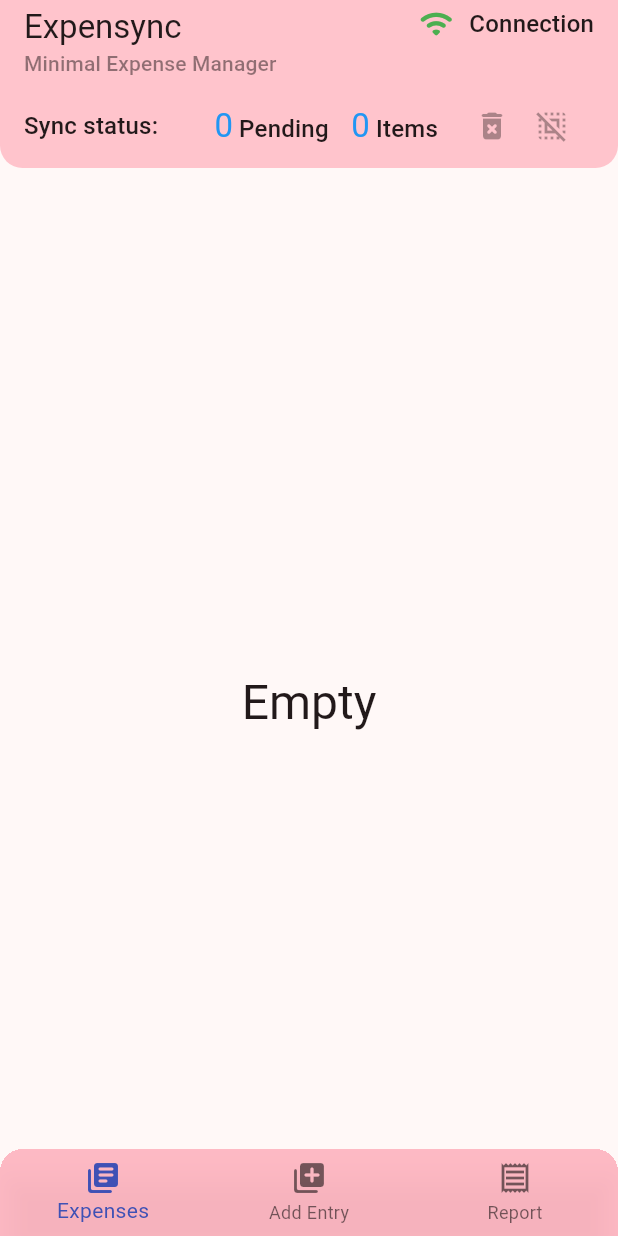
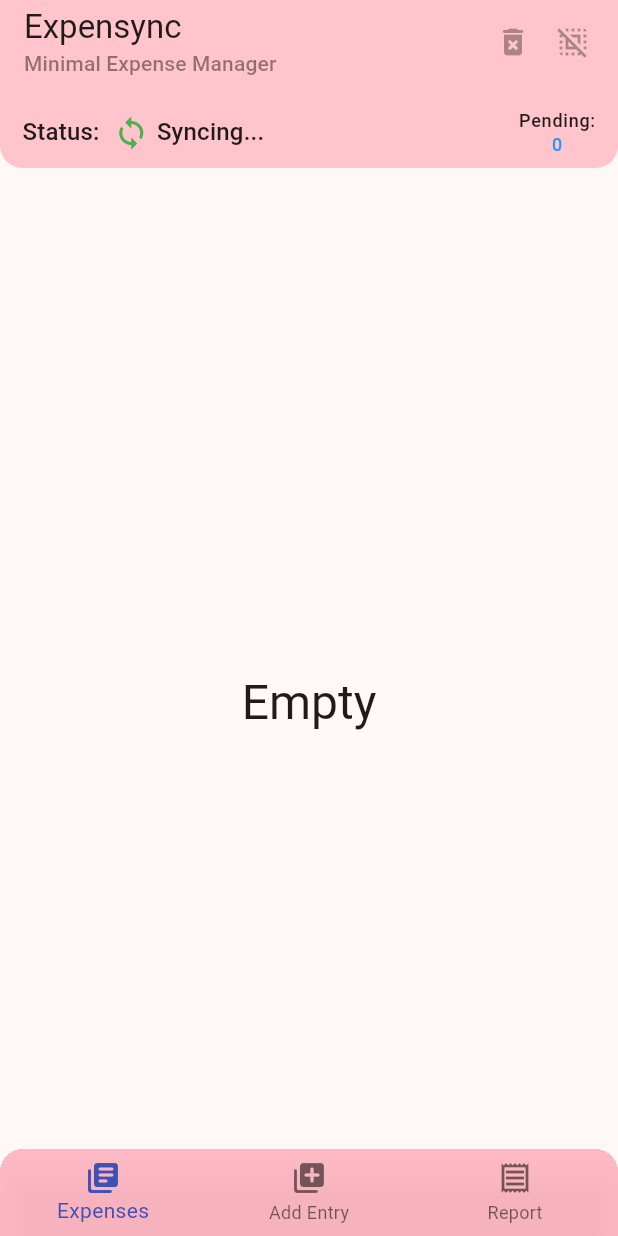
Before and after one commit to metaspook/expensync, a Flutter app: the screen it shows after launch, on a phone screen of 412 x 824 dp. Run offline on Flutter 3.47's test engine with Material 3 defaults, Android fonts, the phone set to English and light mode, and no system bars; our stand-ins replace appwrite, bloc, connectivity_plus, equatable, flutter_bloc, hydrated_bloc; generated files the repository leaves out were written again.

Commit message:
add sync ui

```diff
--- a/lib/app/app.dart
+++ b/lib/app/app.dart
@@ -1 +1,3 @@
-export 'view/app.dart';
+export 'cubits/app_cubit.dart';
+export 'cubits/connectivity/connectivity_cubit.dart';
+export 'view/app_view.dart';
--- /dev/null
+++ b/lib/app/cubits/app_cubit.dart
@@ -0,0 +1,101 @@
+import 'dart:async';
+
+// import 'package:connectivator/connectivator.dart';
+import 'package:equatable/equatable.dart';
+import 'package:hydrated_bloc/hydrated_bloc.dart';
+
+part 'app_state.dart';
+
+class AppCubit extends HydratedCubit<AppState> {
+  AppCubit()
+      :
+        // _connectivator = Connectivator(),
+        super(const AppState()) {
+    //-- Initialize Connectivity.
+    // _connectivitySubscription =
+    //     _connectivator.onConnected().listen((record) async {
+    //   final (statusMsg, online) = record;
+    //   emit(state.copyWith(statusMsg: statusMsg, online: online));
+    // });
+    //-- Initialize Authentication.
+    // _userSubscription = appUserRepo.currentUserStream.listen((record) async {
+    //   final (errorMsg, appUser) = record;
+
+    //   if (appUser.isAuthenticated) {
+    //     // Update user installationId.
+    //     String? errorMsgUpdate;
+    //     if (state.installationId != appUser.installationId) {
+    //       final userObj = {
+    //         'installationId': state.installationId,
+    //         'updatedAt': timestampStr(),
+    //       };
+    //       // Update user on database.
+    //       errorMsgUpdate = await appUserRepo.update(appUser.id, value: userObj);
+    //     }
+    //     errorMsgUpdate == null
+    //         ? emit(state.authenticated(appUser))
+    //         : emit(state.unauthenticated(errorMsgUpdate));
+    //   } else {
+    //     emit(state.unauthenticated(errorMsg));
+    //   }
+    // });
+  }
+
+  // bool _connected = false;
+  // final Connectivator _connectivator;
+  // late final StreamSubscription<(String?, bool)> _connectivitySubscription;
+  // late final StreamSubscription<(String?, AppUser)> _userSubscription;
+
+  Future<void> onConnection({required bool online}) async {
+    emit(state.copyWith(online: online));
+
+    // Do Pending tasks
+    if (online && state.tasks.isNotEmpty) {
+      print(state.tasks);
+      final newTasks = [...state.tasks];
+      for (final task in state.tasks) {
+        await task().then((_) => print('DONE 1'));
+        print('DONE 2');
+        newTasks.remove(task);
+      }
+      emit(state.copyWith(tasks: newTasks));
+    }
+  }
+
+  Future<void> doTask(Task task) async {
+    print('ONLINE ${state.tasks}');
+    !state.online && !state.tasks.contains(task)
+        ? emit(state.copyWith(tasks: [...state.tasks, task]))
+        : await task();
+  }
+
+  // void addTask(Task task) {
+  //   final newTasks = [...state.tasks, task];
+  //   emit(state.copyWith(tasks: newTasks));
+  // }
+
+  void onGetStarted() {
+    emit(state.copyWith(firstLaunch: false));
+  }
+
+  void onNavDestinationSelected(int index) {
+    emit(state.copyWith(navIndex: index));
+  }
+
+  void changeLanguage(AppLanguage language) {
+    emit(state.copyWith(language: language));
+  }
+
+  @override
+  AppState? fromJson(Map<String, dynamic> json) => AppState.fromJson(json);
+
+  @override
+  Map<String, dynamic>? toJson(AppState state) => state.toJson();
+
+  @override
+  Future<void> close() {
+    // _userSubscription.cancel();
+    // _connectivitySubscription.cancel();
+    return super.close();
+  }
+}
--- /dev/null
+++ b/lib/app/cubits/app_state.dart
@@ -0,0 +1,115 @@
+part of 'app_cubit.dart';
+
+enum AppStatus {
+  // initial,
+  loggedIn,
+  loggedOut;
+  // authenticated,
+  // unauthenticated;
+
+  bool get isLoggedIn => this == AppStatus.loggedIn;
+}
+
+enum AppLanguage {
+  auto('Auto'),
+  arabic('عربي'),
+  english('English');
+
+  const AppLanguage(this.title);
+  final String title;
+}
+
+typedef Task = Future<Object?> Function();
+
+final class AppState extends Equatable {
+  const AppState({
+    // required this.installationId,
+    this.status = AppStatus.loggedOut,
+    this.statusMsg,
+    this.language = AppLanguage.auto,
+    // this.user = AppUser.unauthenticated,
+    this.online = false,
+    this.firstLaunch = true,
+    this.navIndex = 0,
+    this.tasks = const [],
+  });
+
+  // const AppState.authenticated(AppUser user)
+  //     : this._(status: AppStatus.authenticated, user: user);
+  // const AppState.unauthenticated() : this._();
+
+  factory AppState.fromJson(Map<String, dynamic> json) {
+    // final userJson =
+    //     Map.castFrom<dynamic, dynamic, String, dynamic>(json['user'] as Map);
+    return AppState(
+      // installationId: json['installationId'] as String,
+      // user: AppUser.fromJson(json['user'] as Map<String, dynamic>),
+      language: AppLanguage.values.byName(json['language'] as String),
+      firstLaunch: json['firstLaunch'] as bool,
+    );
+  }
+
+  // final String installationId;
+  final AppStatus status;
+  final String? statusMsg;
+  final AppLanguage language;
+  // final AppUser user;
+  final bool online;
+  final bool firstLaunch;
+  final int navIndex;
+  final List<Task> tasks;
+
+  Map<String, dynamic> toJson() => <String, dynamic>{
+        // 'installationId': installationId,
+        // 'user': user.toJson(),
+        'language': language.name,
+        'firstLaunch': firstLaunch,
+      };
+
+  AppState copyWith({
+    String? installationId,
+    AppStatus? status,
+    AppLanguage? language,
+    String? statusMsg,
+    // AppUser? user,
+    bool? online,
+    bool? firstLaunch,
+    int? navIndex,
+    List<Task>? tasks,
+  }) =>
+      AppState(
+        // installationId: installationId ?? this.installationId,
+        status: status ?? this.status,
+        language: language ?? this.language,
+        statusMsg: this.statusMsg,
+        // user: user ?? this.user,
+        online: online ?? this.online,
+        firstLaunch: firstLaunch ?? this.firstLaunch,
+        navIndex: navIndex ?? this.navIndex,
+        tasks: tasks ?? this.tasks,
+      );
+
+  // Pre-defined state clones.
+  // AppState authenticated(AppUser? user) => copyWith(
+  //       status: AppStatus.loggedIn,
+  //       user: user,
+  //     );
+  // AppState unauthenticated(String? statusMsg) => copyWith(
+  //       status: AppStatus.loggedOut,
+  //       user: AppUser.unauthenticated,
+  //       statusMsg: statusMsg,
+  //     );
+
+  @override
+  List<Object?> get props => [
+        // installationId,
+        status,
+        language,
+        statusMsg,
+        // user,
+        online,
+        firstLaunch,
+        navIndex,
+        tasks,
+      ];
+}
--- /dev/null
+++ b/lib/app/cubits/connectivity/connectivity_cubit.dart
@@ -0,0 +1,42 @@
+import 'dart:async';
+
+import 'package:bloc/bloc.dart';
+import 'package:connectivity_plus/connectivity_plus.dart';
+import 'package:equatable/equatable.dart';
+
+part 'connectivity_state.dart';
+
+class ConnectivityCubit extends Cubit<ConnectivityState> {
+  ConnectivityCubit({required Connectivity connectivityRepo})
+      : super(const ConnectivityState()) {
+    // Listen to connectivity changes
+    print('KIRRWE');
+    _connectivitySubscription =
+        connectivityRepo.onConnectivityChanged.listen((results) {
+      print(results);
+      final connected = results.contains(ConnectivityResult.mobile) ||
+          results.contains(ConnectivityResult.wifi) ||
+          results.contains(ConnectivityResult.ethernet);
+
+      emit(
+        connected
+            ? state.copyWith(
+                status: ConnectivityStatus.connected,
+                statusMsg: 'Internet is connected!',
+              )
+            : state.copyWith(
+                status: ConnectivityStatus.disconnected,
+                statusMsg: 'Internet is disconnected!',
+              ),
+      );
+    });
+  }
+
+  StreamSubscription<List<ConnectivityResult>>? _connectivitySubscription;
+
+  @override
+  Future<void> close() {
+    _connectivitySubscription?.cancel();
+    return super.close();
+  }
+}
--- /dev/null
+++ b/lib/app/cubits/connectivity/connectivity_state.dart
@@ -0,0 +1,25 @@
+part of 'connectivity_cubit.dart';
+
+enum ConnectivityStatus { connected, disconnected, unknown }
+
+class ConnectivityState extends Equatable {
+  const ConnectivityState({
+    this.status = ConnectivityStatus.unknown,
+    this.statusMsg,
+  });
+  final ConnectivityStatus status;
+  final String? statusMsg;
+
+  ConnectivityState copyWith({
+    ConnectivityStatus? status,
+    String? statusMsg,
+  }) {
+    return ConnectivityState(
+      status: status ?? this.status,
+      statusMsg: statusMsg ?? this.statusMsg,
+    );
+  }
+
+  @override
+  List<Object?> get props => [status, statusMsg];
+}
--- a/lib/app/view/app.dart
+++ /dev/null
@@ -1,42 +0,0 @@
-import 'package:expensync/l10n/l10n.dart';
-import 'package:expensync/modules/home/home.dart';
-import 'package:flutter/material.dart';
-
-class App extends StatelessWidget {
-  const App({super.key});
-
-  @override
-  Widget build(BuildContext context) {
-    final theme = ThemeData(
-      useMaterial3: true,
-      colorScheme: ColorScheme.fromSeed(
-        seedColor: Colors.pink,
-        primary: Colors.indigo,
-      ),
-    );
-    return MaterialApp(
-      debugShowCheckedModeBanner: false,
-      theme: theme.copyWith(
-        appBarTheme: AppBarTheme(
-          backgroundColor: theme.colorScheme.inversePrimary.withOpacity(.75),
-          shape: const RoundedRectangleBorder(
-            borderRadius: BorderRadius.only(
-              bottomLeft: Radius.circular(15),
-              bottomRight: Radius.circular(15),
-            ),
-          ),
-        ),
-      ),
-
-      // ThemeData(
-      //   appBarTheme: AppBarTheme(
-      //     backgroundColor: Theme.of(context).colorScheme.inversePrimary,
-      //   ),
-      //   useMaterial3: true,
-      // ),
-      localizationsDelegates: AppLocalizations.localizationsDelegates,
-      supportedLocales: AppLocalizations.supportedLocales,
-      home: const HomePage(),
-    );
-  }
-}
--- /dev/null
+++ b/lib/app/view/app_view.dart
@@ -0,0 +1,64 @@
+import 'package:connectivity_plus/connectivity_plus.dart';
+import 'package:expensync/app/app.dart';
+import 'package:expensync/l10n/l10n.dart';
+import 'package:expensync/modules/home/home.dart';
+import 'package:flutter/material.dart';
+import 'package:flutter_bloc/flutter_bloc.dart';
+
+class AppView extends StatelessWidget {
+  const AppView({super.key});
+
+  @override
+  Widget build(BuildContext context) {
+    final cubit = context.read<AppCubit>();
+    final theme = ThemeData(
+      useMaterial3: true,
+      colorScheme: ColorScheme.fromSeed(
+        seedColor: Colors.pink,
+        primary: Colors.indigo,
+      ),
+    );
+    return BlocListener<ConnectivityCubit, ConnectivityState>(
+      listenWhen: (previous, current) => previous.status != current.status,
+      listener: (context, state) => cubit.onConnection(
+        online: state.status == ConnectivityStatus.connected,
+      ),
+      child: MaterialApp(
+        debugShowCheckedModeBanner: false,
+        localizationsDelegates: AppLocalizations.localizationsDelegates,
+        supportedLocales: AppLocalizations.supportedLocales,
+        home: const HomePage(),
+        theme: theme.copyWith(
+          appBarTheme: AppBarTheme(
+            backgroundColor: theme.colorScheme.inversePrimary.withOpacity(.75),
+            shape: const RoundedRectangleBorder(
+              borderRadius: BorderRadius.only(
+                bottomLeft: Radius.circular(15),
+                bottomRight: Radius.circular(15),
+              ),
+            ),
+          ),
+        ),
+      ),
+    );
+  }
+}
+
+// Provide app-wide blocs and repositories from here.
+class App extends StatelessWidget {
+  const App({super.key});
+
+  @override
+  Widget build(BuildContext context) {
+    return MultiBlocProvider(
+      providers: [
+        BlocProvider(create: (context) => AppCubit()),
+        BlocProvider(
+          create: (context) =>
+              ConnectivityCubit(connectivityRepo: Connectivity()),
+        ),
+      ],
+      child: const AppView(),
+    );
+  }
+}
--- a/lib/modules/home/view/home_view.dart
+++ b/lib/modules/home/view/home_view.dart
@@ -1,3 +1,4 @@
+import 'package:expensync/app/app.dart';
 import 'package:expensync/modules/home/home.dart';
 import 'package:flutter/material.dart';
 import 'package:flutter_bloc/flutter_bloc.dart';
@@ -19,10 +20,36 @@ class HomeView extends StatelessWidget {
       body: NestedScrollView(
         floatHeaderSlivers: true,
         headerSliverBuilder: (context, innerBoxIsScrolled) => [
-          SliverAppBar(
+          BlocSelector<HomeCubit, HomeState, int>(
+            selector: (state) => state.tabIndex,
+            builder: (context, tabIndex) {
+              return SliverAppBar(
                 pinned: true,
                 floating: true,
                 snap: true,
+                actions: [
+                  if (tabIndex == 0)
+                    Row(
+                      mainAxisSize: MainAxisSize.min,
+                      children: [
+                        IconButton(
+                          visualDensity: VisualDensity.compact,
+                          onPressed: selectionEnabled
+                              ? expensesCubit.removeAllSelectedExpense
+                              : null,
+                          icon: const Icon(Icons.delete_forever_rounded),
+                        ),
+                        IconButton(
+                          visualDensity: VisualDensity.compact,
+                          onPressed: selectionEnabled
+                              ? expensesCubit.deselectAll
+                              : null,
+                          icon: const Icon(Icons.deselect),
+                        ),
+                        const SizedBox(width: 10),
+                      ],
+                    ),
+                ],
                 title: Row(
                   mainAxisAlignment: MainAxisAlignment.spaceBetween,
                   crossAxisAlignment: CrossAxisAlignment.start,
@@ -43,91 +70,58 @@ class HomeView extends StatelessWidget {
                         ),
                       ],
                     ),
-                Row(
-                  children: [
-                    // if (online)
-                    const Icon(
-                      Icons.wifi_rounded,
-                      color: Colors.green,
-                    ),
-                    // else
-                    // Icon(
-                    //   Icons.wifi_off_rounded,
-                    //   color: Colors.red,
-                    // ),
-                    const SizedBox(width: 10),
-                    Text(
-                      'Connection',
-                      style: themeData.textTheme.titleMedium,
-                    ),
-                  ],
-                ),
                   ],
                 ),
                 bottom: PreferredSize(
                   preferredSize: const Size.fromHeight(kToolbarHeight),
-              child: ListTile(
-                trailing: Row(
-                  mainAxisSize: MainAxisSize.min,
-                  children: [
-                    IconButton(
-                      visualDensity: VisualDensity.compact,
-                      onPressed: selectionEnabled
-                          ? expensesCubit.removeAllSelectedExpense
-                          : null,
-                      icon: const Icon(Icons.delete_forever_rounded),
+                  child: Padding(
+                    padding: const EdgeInsets.symmetric(
+                      horizontal: 15,
+                      vertical: 7.5,
                     ),
-                    IconButton(
-                      visualDensity: VisualDensity.compact,
-                      onPressed:
-                          selectionEnabled ? expensesCubit.deselectAll : null,
-                      icon: const Icon(Icons.deselect),
-                    ),
-                  ],
-                ),
-                title: Row(
+                    child: Row(
                       mainAxisAlignment: MainAxisAlignment.spaceBetween,
                       children: [
                         Text(
-                      'Sync status: ',
+                          'Status: ',
                           style: themeData.textTheme.titleMedium,
                         ),
-                    Row(
+                        const SizedBox(width: 5),
+                        BlocSelector<AppCubit, AppState, bool>(
+                          selector: (state) => state.online,
+                          builder: (context, online) {
+                            return Row(
                               children: [
-                        Text.rich(
-                          style: themeData.textTheme.titleLarge
-                              ?.copyWith(color: Colors.blue),
-                          TextSpan(
-                            text: '0',
-                            children: [
-                              TextSpan(
-                                text: ' Pending',
-                                style:
-                                    themeData.textTheme.titleMedium?.copyWith(
-                                  color: themeData.textTheme.titleMedium?.color,
+                                if (online)
+                                  const Icon(
+                                    Icons.sync_outlined,
+                                    color: Colors.green,
+                                  )
+                                else
+                                  const Icon(
+                                    Icons.sync_problem_rounded,
+                                    color: Colors.red,
                                   ),
-                                children: const [],
+                                const SizedBox(width: 5),
+                                Text(
+                                  'Syncing...',
+                                  style: themeData.textTheme.titleMedium,
                                 ),
                               ],
+                            );
+                          },
                         ),
+                        const Spacer(),
+                        Column(
+                          children: [
+                            Text(
+                              'Pending:',
+                              style: themeData.textTheme.labelMedium,
                             ),
-                        const SizedBox(width: 15),
-                        Text.rich(
-                          style: themeData.textTheme.titleLarge
+                            Text(
+                              '0',
+                              style: themeData.textTheme.labelMedium
                                   ?.copyWith(color: Colors.blue),
-                          TextSpan(
-                            text: '0',
-                            children: [
-                              TextSpan(
-                                text: ' Items',
-                                style:
-                                    themeData.textTheme.titleMedium?.copyWith(
-                                  color: themeData.textTheme.titleMedium?.color,
-                                ),
-                                children: const [],
-                              ),
-                            ],
-                          ),
                             ),
                           ],
                         ),
@@ -135,6 +129,8 @@ class HomeView extends StatelessWidget {
                     ),
                   ),
                 ),
+              );
+            },
           ),
         ],
         body: BlocSelector<HomeCubit, HomeState, int>(
--- a/pubspec.yaml
+++ b/pubspec.yaml
@@ -9,6 +9,7 @@ environment:
 dependencies:
   appwrite: ^12.0.4
   bloc: ^8.1.3
+  connectivity_plus: ^6.0.3
   equatable: ^2.0.5
   flutter:
     sdk: flutter
```
Also changed, not shown: pubspec.lock. Lines whose indentation alone changed are shown as unchanged.
